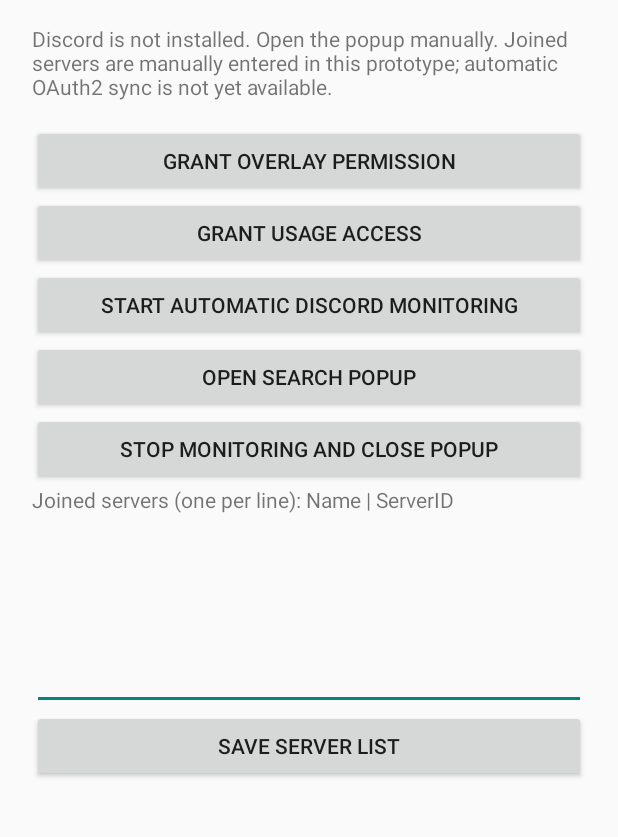
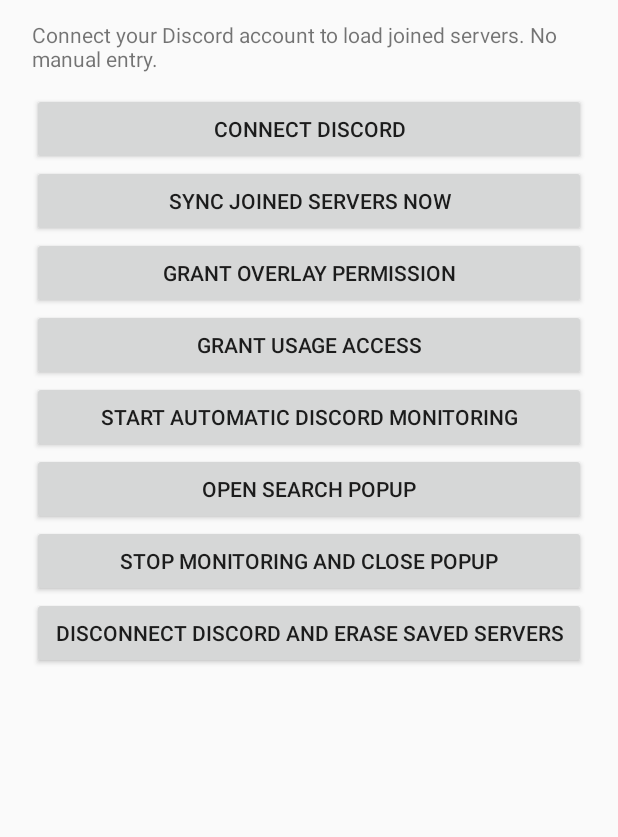
Before and after one commit to Ahmed-Soudi/discord-joined-servers-search-android, an Android app: the screen it shows after launch (MainActivity), on a phone screen of 412 x 824 dp, the part 123-960 px from its top. Run offline under Robolectric (Android 15) with nearby library versions, the phone set to English and light mode, and no system bars.

Commit message:
Replace manual server entry with Discord login and sync controls

```diff
--- a/app/src/main/java/com/joinedservers/search/MainActivity.java
+++ b/app/src/main/java/com/joinedservers/search/MainActivity.java
@@ -1,58 +1,55 @@
 package com.joinedservers.search;
-
 import android.app.Activity;
 import android.app.AppOpsManager;
 import android.content.Intent;
 import android.net.Uri;
 import android.os.Bundle;
-import android.content.pm.PackageManager;
 import android.os.Process;
-import android.widget.Toast;
 import android.provider.Settings;
-import android.text.InputType;
-import android.view.Gravity;
-import android.widget.Button;
-import android.widget.EditText;
-import android.widget.LinearLayout;
-import android.widget.TextView;
+import android.widget.*;
 
 public class MainActivity extends Activity {
-    private boolean discordInstalled() {
-        try { getPackageManager().getPackageInfo("com.discord", 0); return true; }
-        catch (PackageManager.NameNotFoundException e) { return false; }
+    private LinearLayout root;
+    private void message(String s){runOnUiThread(()->Toast.makeText(this,s,Toast.LENGTH_LONG).show());}
+    private boolean hasUsageAccess(){
+        AppOpsManager ops=(AppOpsManager)getSystemService(APP_OPS_SERVICE);
+        return ops.checkOpNoThrow(AppOpsManager.OPSTR_GET_USAGE_STATS,Process.myUid(),getPackageName())==AppOpsManager.MODE_ALLOWED;
     }
-    private boolean hasUsageAccess() {
-        AppOpsManager ops = (AppOpsManager) getSystemService(APP_OPS_SERVICE);
-        return ops.checkOpNoThrow(AppOpsManager.OPSTR_GET_USAGE_STATS, Process.myUid(), getPackageName()) == AppOpsManager.MODE_ALLOWED;
+    private void startOverlay(String action){
+        if(!DiscordAuth.connected(this)){message("Connect Discord first");return;}
+        if(!Settings.canDrawOverlays(this)){message("Grant overlay permission first");return;}
+        if(ManualOverlayService.ACTION_MONITOR.equals(action)&&!hasUsageAccess()){message("Grant Usage Access first");return;}
+        Intent i=new Intent(this,ManualOverlayService.class);i.setAction(action);startForegroundService(i);finish();
     }
-    private void startOverlay(String action) {
-        if (!Settings.canDrawOverlays(this)) {
-            Toast.makeText(this,"Grant overlay permission first",Toast.LENGTH_LONG).show(); return;
+    @Override public void onCreate(Bundle state){
+        super.onCreate(state);
+        if(getIntent()!=null && getIntent().getData()!=null && "oauth".equals(getIntent().getData().getHost())){
+            DiscordAuth.callback(this,getIntent().getData(),()->{message("Connected and synced");runOnUiThread(this::render);},e->message("Login error: "+e));
         }
-        if (ManualOverlayService.ACTION_MONITOR.equals(action) && !hasUsageAccess()) {
-            Toast.makeText(this,"Grant Usage Access first",Toast.LENGTH_LONG).show(); return;
-        }
-        Intent intent = new Intent(this, ManualOverlayService.class);
-        intent.setAction(action);
-        startForegroundService(intent);
-        finish();
+        render();
     }
-    @Override public void onCreate(Bundle state) {
-        super.onCreate(state);
-        LinearLayout root = new LinearLayout(this);
-        root.setOrientation(LinearLayout.VERTICAL); root.setPadding(32,40,32,24);
-        TextView heading = new TextView(this); heading.setText("Discord Joined Servers Search for Android"); heading.setTextSize(22); root.addView(heading);
-        TextView info = new TextView(this);
-        info.setText((discordInstalled() ? "Discord is installed. Enable Usage Access and start monitoring to show the popup while Discord is open. " : "Discord is not installed. Open the popup manually. ") + "Joined servers are manually entered in this prototype; automatic OAuth2 sync is not yet available.");
-        info.setPadding(0,24,0,24); root.addView(info);
-        Button overlay = new Button(this); overlay.setText("Grant overlay permission"); overlay.setOnClickListener(v -> startActivity(new Intent(Settings.ACTION_MANAGE_OVERLAY_PERMISSION, Uri.parse("package:"+getPackageName())))); root.addView(overlay);
-        Button usage = new Button(this); usage.setText("Grant Usage Access"); usage.setOnClickListener(v -> startActivity(new Intent(Settings.ACTION_USAGE_ACCESS_SETTINGS))); root.addView(usage);
-        Button monitor = new Button(this); monitor.setText("Start automatic Discord monitoring"); monitor.setOnClickListener(v -> startOverlay(ManualOverlayService.ACTION_MONITOR)); root.addView(monitor);
-        Button manual = new Button(this); manual.setText("Open search popup"); manual.setOnClickListener(v -> startOverlay(ManualOverlayService.ACTION_OPEN)); root.addView(manual);
-        Button stop = new Button(this); stop.setText("Stop monitoring and close popup"); stop.setOnClickListener(v -> { stopService(new Intent(this,ManualOverlayService.class)); Toast.makeText(this,"Stopped",Toast.LENGTH_SHORT).show(); }); root.addView(stop);
-        TextView label = new TextView(this); label.setText("Joined servers (one per line): Name | ServerID"); root.addView(label);
-        EditText editor = new EditText(this); editor.setMinLines(5); editor.setGravity(Gravity.TOP); editor.setInputType(InputType.TYPE_CLASS_TEXT | InputType.TYPE_TEXT_FLAG_MULTI_LINE); editor.setText(getPreferences(0).getString("servers", "")); root.addView(editor);
-        Button save = new Button(this); save.setText("Save server list"); save.setOnClickListener(v -> {getPreferences(0).edit().putString("servers", editor.getText().toString()).apply(); Toast.makeText(this,"Saved",Toast.LENGTH_SHORT).show();}); root.addView(save);
-        setContentView(root);
+    private void render(){
+        root=new LinearLayout(this);root.setOrientation(LinearLayout.VERTICAL);root.setPadding(32,40,32,24);
+        ScrollView scroll=new ScrollView(this);scroll.addView(root);setContentView(scroll);
+        TextView heading=new TextView(this);heading.setText("Discord Joined Servers Search for Android");heading.setTextSize(22);root.addView(heading);
+        TextView status=new TextView(this);status.setPadding(0,20,0,20);
+        status.setText(DiscordAuth.connected(this)?"Discord connected. Joined servers sync automatically while monitoring.":"Connect your Discord account to load joined servers. No manual entry.");
+        root.addView(status);
+        Button connect=new Button(this);connect.setText(DiscordAuth.connected(this)?"Reconnect Discord":"Connect Discord");
+        connect.setOnClickListener(v->{try{startActivity(DiscordAuth.login(this));}catch(Exception e){message(e.getMessage());}});root.addView(connect);
+        Button sync=new Button(this);sync.setText("Sync joined servers now");
+        sync.setOnClickListener(v->DiscordAuth.sync(this,e->message(e==null?"Joined servers updated":"Sync failed: "+e)));root.addView(sync);
+        Button overlay=new Button(this);overlay.setText("Grant overlay permission");
+        overlay.setOnClickListener(v->startActivity(new Intent(Settings.ACTION_MANAGE_OVERLAY_PERMISSION,Uri.parse("package:"+getPackageName()))));root.addView(overlay);
+        Button usage=new Button(this);usage.setText("Grant Usage Access");
+        usage.setOnClickListener(v->startActivity(new Intent(Settings.ACTION_USAGE_ACCESS_SETTINGS)));root.addView(usage);
+        Button monitor=new Button(this);monitor.setText("Start automatic Discord monitoring");
+        monitor.setOnClickListener(v->startOverlay(ManualOverlayService.ACTION_MONITOR));root.addView(monitor);
+        Button manual=new Button(this);manual.setText("Open search popup");
+        manual.setOnClickListener(v->startOverlay(ManualOverlayService.ACTION_OPEN));root.addView(manual);
+        Button stop=new Button(this);stop.setText("Stop monitoring and close popup");
+        stop.setOnClickListener(v->{stopService(new Intent(this,ManualOverlayService.class));message("Stopped");});root.addView(stop);
+        Button disconnect=new Button(this);disconnect.setText("Disconnect Discord and erase saved servers");
+        disconnect.setOnClickListener(v->{stopService(new Intent(this,ManualOverlayService.class));DiscordAuth.disconnect(this);render();});root.addView(disconnect);
     }
 }
```
